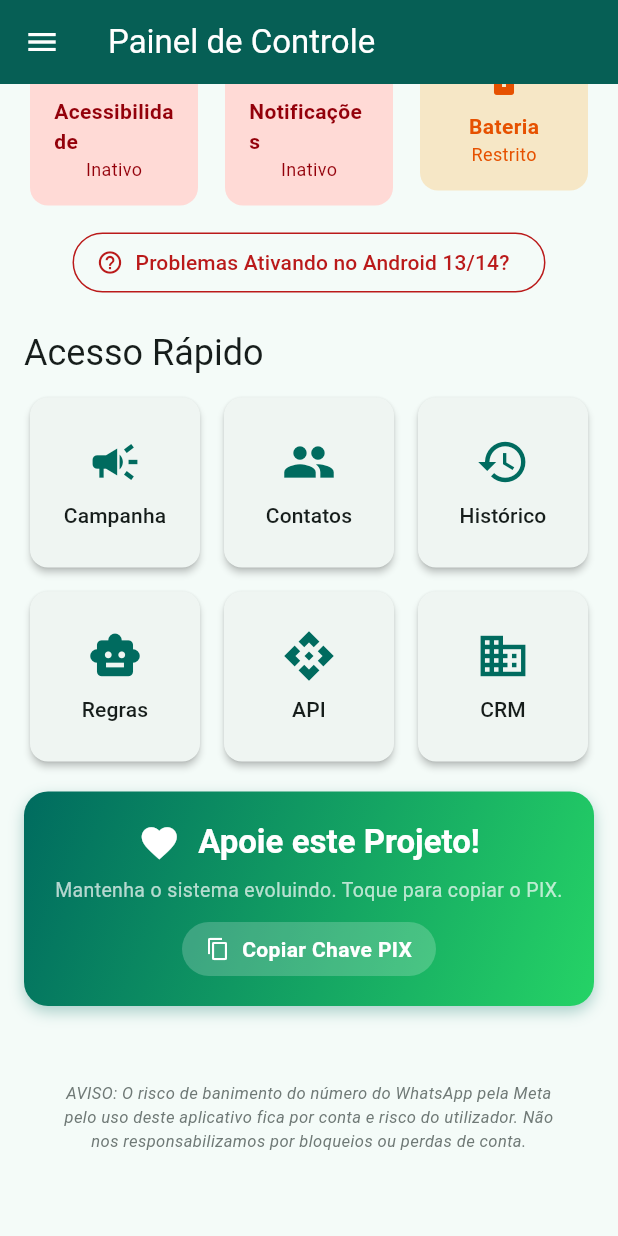
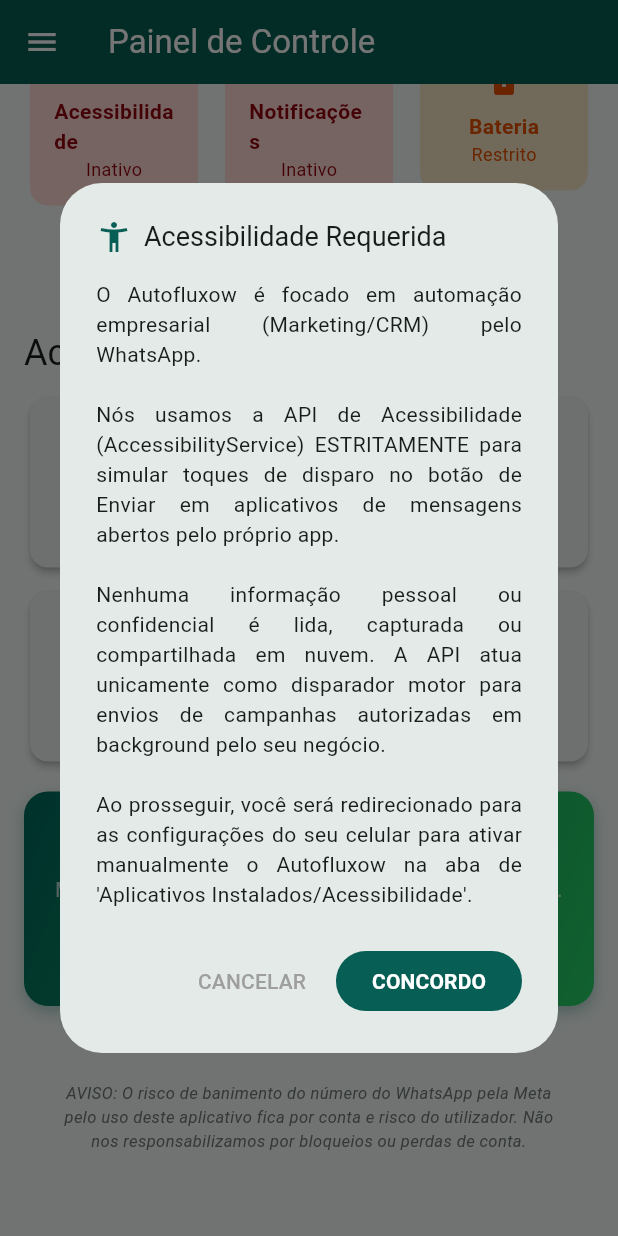
Before and after one commit to ericcleptonsilva/Automacao_Whatasapp, a Flutter app: the screen it shows after launch, scrolled down 68 dp, after a tap on "Acessibilidade", on a phone screen of 412 x 824 dp. Run offline on Flutter 3.47's test engine with Material 3 defaults, Android fonts, the light colour scheme and no system bars; our stand-ins replace dio, file_picker, flutter_contacts, flutter_local_notifications, google_generative_ai, google_mobile_ads and 4 more; missing offline and left inert: flutter_background_service, mediapipe_genai; network calls fail; statements that could not run were skipped.

```diff
--- a/lib/main.dart
+++ b/lib/main.dart
@@ -229,7 +229,45 @@
     );
   }
 
-
+  void _showAccessibilityDisclosure(BuildContext context) {
+    showDialog(
+      context: context,
+      barrierDismissible: false,
+      builder: (context) => AlertDialog(
+        title: const Row(
+          children: [
+            Icon(Icons.accessibility_new, color: Color(0xFF075E54)),
+            SizedBox(width: 8),
+            Expanded(child: Text("Acessibilidade Requerida", style: TextStyle(fontSize: 18))),
+          ],
+        ),
+        content: const SingleChildScrollView(
+          child: Text(
+            "O Autofluxow é focado em automação empresarial (Marketing/CRM) pelo WhatsApp.\n\n"
+            "Nós usamos a API de Acessibilidade (AccessibilityService) ESTRITAMENTE para simular toques de disparo no botão de Enviar em aplicativos de mensagens abertos pelo próprio app.\n\n"
+            "Nenhuma informação pessoal ou confidencial é lida, capturada ou compartilhada em nuvem. A API atua unicamente como disparador motor para envios de campanhas autorizadas em background pelo seu negócio.\n\n"
+            "Ao prosseguir, você será redirecionado para as configurações do seu celular para ativar manualmente o Autofluxow na aba de 'Aplicativos Instalados/Acessibilidade'.",
+            style: TextStyle(fontSize: 14),
+            textAlign: TextAlign.justify,
+          ),
+        ),
+        actions: [
+          TextButton(
+            onPressed: () => Navigator.pop(context),
+            child: const Text("CANCELAR", style: TextStyle(color: Colors.grey)),
+          ),
+          FilledButton(
+            onPressed: () {
+              Navigator.pop(context);
+              context.read<ServiceStatusProvider>().openAccessibilitySettings();
+            },
+            style: FilledButton.styleFrom(backgroundColor: const Color(0xFF075E54)),
+            child: const Text("CONCORDO", style: TextStyle(color: Colors.white, fontWeight: FontWeight.bold)),
+          ),
+        ],
+      ),
+    );
+  }
 
   @override
   Widget build(BuildContext context) {
@@ -341,7 +379,13 @@
                       color: statusProvider.isAccessibilityEnabled ? Colors.green : Colors.red, size: 22),
                     title: const Text("Acessibilidade"),
                     value: statusProvider.isAccessibilityEnabled,
-                    onChanged: (val) => statusProvider.openAccessibilitySettings(),
+                    onChanged: (val) {
+                      if (val) {
+                        _showAccessibilityDisclosure(context);
+                      } else {
+                        statusProvider.openAccessibilitySettings();
+                      }
+                    },
                   ),
                    SwitchListTile(
                     contentPadding: EdgeInsets.zero,
@@ -387,7 +431,13 @@
                           context,
                           title: "Acessibilidade",
                           isEnabled: statusProvider.isAccessibilityEnabled,
-                          onTap: statusProvider.openAccessibilitySettings,
+                          onTap: () {
+                            if (!statusProvider.isAccessibilityEnabled) {
+                              _showAccessibilityDisclosure(context);
+                            } else {
+                              statusProvider.openAccessibilitySettings();
+                            }
+                          },
                         ),
                       ),
                       const SizedBox(width: 10),
```
Also changed, not shown: lib/ui/auto_reply_screen.dart (+7 -2 lines), lib/ui/campaign_screen.dart (+10 -6 lines).
